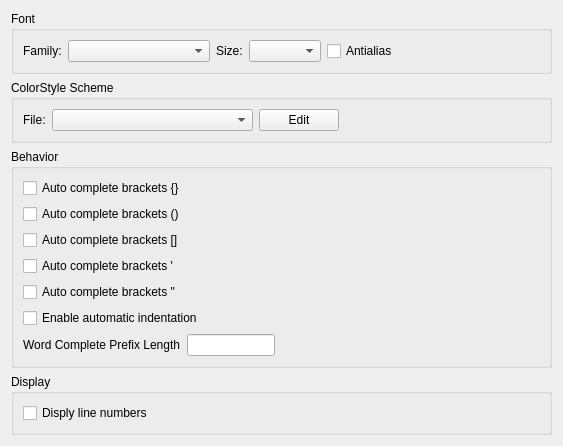
First picture: the form in liteidex/src/plugins/liteeditor/liteeditoroption.ui, repository seanxyh/liteide, before the edit.
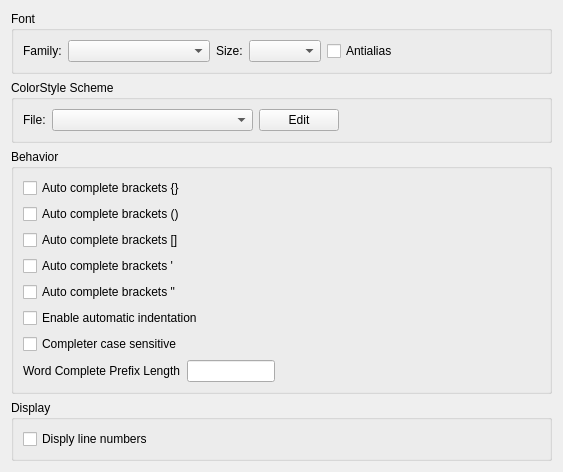
Second picture: the form after the edit.

```diff
--- a/liteidex/src/plugins/liteeditor/liteeditoroption.ui
+++ b/liteidex/src/plugins/liteeditor/liteeditoroption.ui
@@ -7,7 +7,7 @@
     <x>0</x>
     <y>0</y>
     <width>563</width>
-    <height>352</height>
+    <height>383</height>
    </rect>
   </property>
   <property name="windowTitle">
@@ -171,6 +171,13 @@
         </property>
        </widget>
       </item>
+      <item>
+       <widget class="QCheckBox" name="completerCaseSensitiveCheckBox">
+        <property name="text">
+         <string>Completer case sensitive</string>
+        </property>
+       </widget>
+      </item>
       <item>
        <layout class="QHBoxLayout" name="horizontalLayout_3" stretch="1,1,3">
         <item>
```
